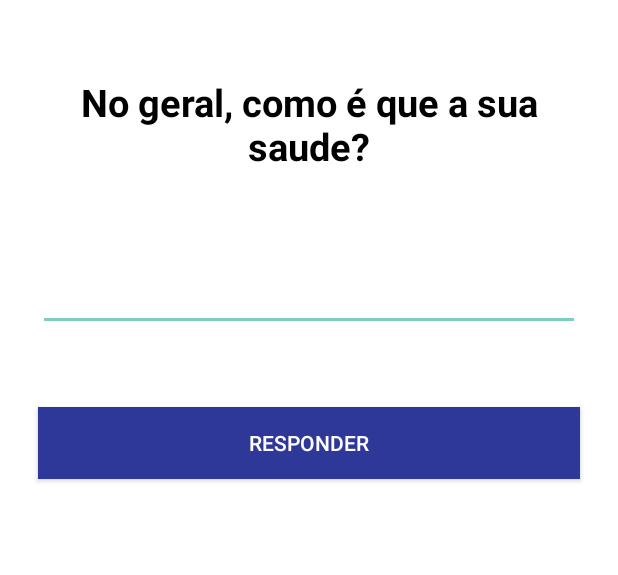
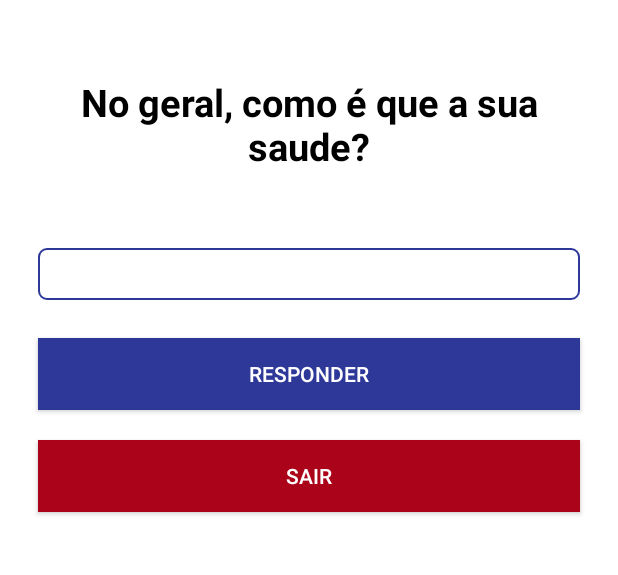
Before and after one commit to siilas/letusknow, an Android app: the QuestionarioActivity screen opened directly, with no data from a screen before it, on a phone screen of 412 x 824 dp, the part 135-710 px from its top. Run offline under Robolectric (Android 15) with nearby library versions, the phone set to English and light mode, and no system bars.

Commit message:
Ajustes no layout

```diff
--- a/app/src/main/java/br/com/silas/letusknow/activity/QuestionarioActivity.java
+++ b/app/src/main/java/br/com/silas/letusknow/activity/QuestionarioActivity.java
@@ -1,17 +1,21 @@
 package br.com.silas.letusknow.activity;
 
+import android.content.Intent;
 import android.os.Bundle;
+import android.os.Handler;
 import android.support.v7.app.AppCompatActivity;
 import android.view.View;
 import android.widget.Button;
 import android.widget.EditText;
 import android.widget.TextView;
+import android.widget.Toast;
 
 import br.com.silas.letusknow.R;
 import br.com.silas.letusknow.dao.QuestionarioDao;
 import br.com.silas.letusknow.model.Controlador;
 import br.com.silas.letusknow.model.Questao;
 import br.com.silas.letusknow.utils.ListUtils;
+import br.com.silas.letusknow.utils.SomUtils;
 
 public class QuestionarioActivity extends AppCompatActivity {
 
@@ -30,6 +34,16 @@ public class QuestionarioActivity extends AppCompatActivity {
             @Override
             public void onClick(View view) {
                 responder();
+            }
+
+        });
+        Button botaoSair = (Button) findViewById(R.id.botao_exit);
+        botaoSair.setOnClickListener(new View.OnClickListener() {
+
+            @Override
+            public void onClick(View view) {
+                SomUtils.play(QuestionarioActivity.this);
+                irParaHome();
             }
 
         });
@@ -58,6 +72,7 @@ public class QuestionarioActivity extends AppCompatActivity {
     }
 
     private void responder() {
+        SomUtils.play(this);
         dao.salvarResposta(controlador.setResposta(findViewById(R.id.answer)));
         if (controlador.deveConcluir()) {
             concluir();
@@ -67,6 +82,22 @@ public class QuestionarioActivity extends AppCompatActivity {
     }
 
     private void concluir() {
+        Toast.makeText(this, R.string.conclusao, Toast.LENGTH_LONG).show();
+        Handler handle = new Handler();
+        handle.postDelayed(new Runnable() {
+
+            @Override
+            public void run() {
+                irParaHome();
+            }
+
+        }, Toast.LENGTH_LONG);
+    }
+
+    private void irParaHome() {
+        Intent intent = new Intent(QuestionarioActivity.this, MainActivity.class);
+        startActivity(intent);
+        finish();
     }
 
 }
--- /dev/null
+++ b/app/src/main/res/drawable/shape.xml
@@ -0,0 +1,15 @@
+<?xml version="1.0" encoding="utf-8"?>
+<shape xmlns:android="http://schemas.android.com/apk/res/android">
+
+    <!-- Background Color -->
+    <solid android:color="#ffffff" />
+
+    <!-- Border Color -->
+    <stroke
+        android:width="1dp"
+        android:color="#2e3899" />
+
+    <!-- Round Corners -->
+    <corners android:radius="5dp" />
+
+</shape>
--- a/app/src/main/res/layout/activity_questionario.xml
+++ b/app/src/main/res/layout/activity_questionario.xml
@@ -22,6 +22,7 @@
         android:layout_below="@+id/logo"
         android:layout_marginBottom="25dp"
         android:gravity="center"
+        android:nextFocusForward="@+id/question"
         android:text="@string/app_name"
         android:textColor="#2e3899"
         android:textSize="20dp"
@@ -36,6 +37,7 @@
         android:accessibilityLiveRegion="polite"
         android:focusable="true"
         android:gravity="center"
+        android:nextFocusForward="@+id/answer"
         android:textColor="#000"
         android:textSize="25dp"
         android:textStyle="bold" />
@@ -47,9 +49,13 @@
         android:layout_below="@+id/question"
         android:layout_margin="25dp"
         android:accessibilityLiveRegion="polite"
+        android:background="@drawable/shape"
         android:focusable="true"
         android:gravity="center"
-        android:textColor="#2e3899"
+        android:inputType="text"
+        android:maxLines="1"
+        android:nextFocusForward="@+id/botao_next"
+        android:textColor="#000"
         android:textSize="25dp" />
 
     <Button
@@ -58,12 +64,31 @@
         android:layout_height="wrap_content"
         android:layout_below="@+id/answer"
         android:layout_centerHorizontal="true"
-        android:layout_margin="25dp"
+        android:layout_marginBottom="10dp"
+        android:layout_marginLeft="25dp"
+        android:layout_marginRight="25dp"
         android:accessibilityLiveRegion="polite"
         android:background="#2e3899"
         android:contentDescription="@string/responder_description"
         android:focusable="true"
+        android:nextFocusForward="@+id/botao_exit"
         android:text="@string/responder"
         android:textColor="#FFF" />
 
+    <Button
+        android:id="@+id/botao_exit"
+        android:layout_width="match_parent"
+        android:layout_height="wrap_content"
+        android:layout_below="@+id/botao_next"
+        android:layout_centerHorizontal="true"
+        android:layout_marginLeft="25dp"
+        android:layout_marginRight="25dp"
+        android:layout_marginTop="10dp"
+        android:accessibilityLiveRegion="polite"
+        android:background="#ab041a"
+        android:contentDescription="@string/sair_description"
+        android:focusable="true"
+        android:text="@string/sair"
+        android:textColor="#FFF" />
+
 </RelativeLayout>
--- a/app/src/main/res/values/strings.xml
+++ b/app/src/main/res/values/strings.xml
@@ -8,5 +8,8 @@
     <string name="title_activity_questionario">QuestionarioActivity</string>
     <string name="responder">Responder</string>
     <string name="responder_description">Responder a questão</string>
+    <string name="sair">Sair</string>
+    <string name="sair_description">Botão que sai do questionário</string>
+    <string name="conclusao">Obrigado por responder o questionário!</string>
 
 </resources>
```
